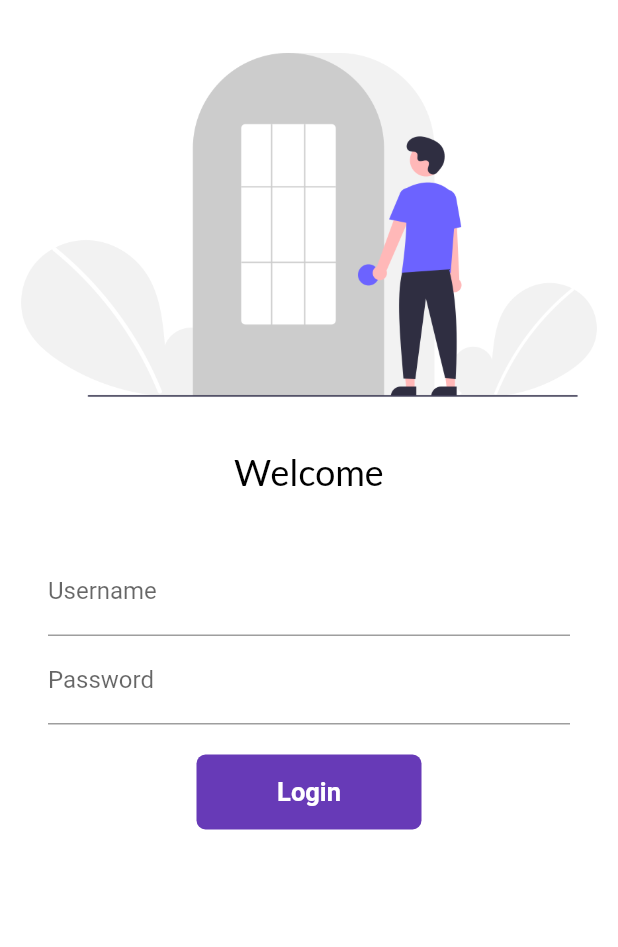
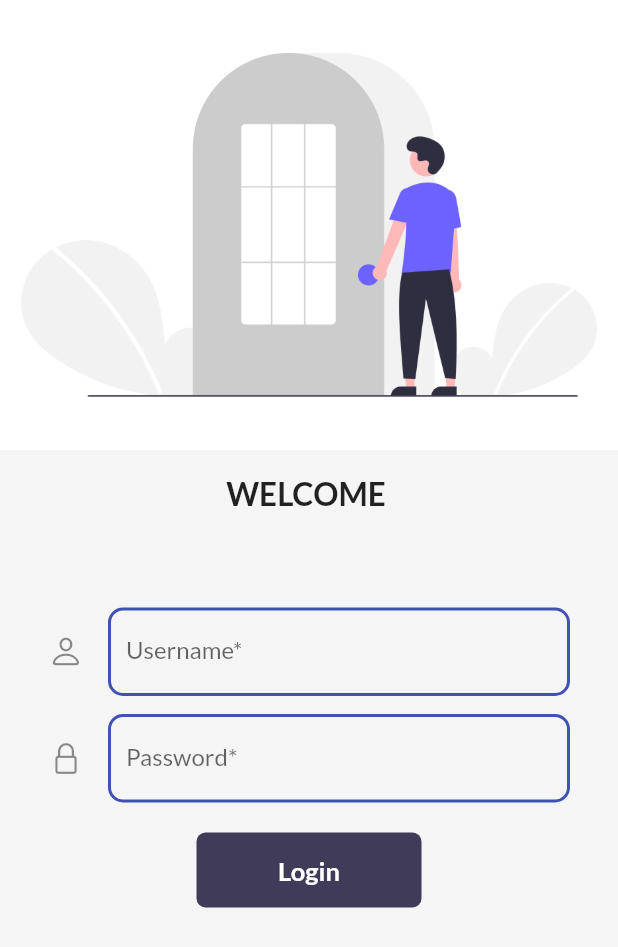
Before and after one commit to AnilKumarSahoo67/MyFlutterDemo, a Flutter app: the screen it shows after launch, on a phone screen of 412 x 824 dp. Shown: the top 947 px of the screen. Run offline on Flutter 3.47's test engine with Material 2 defaults, Android fonts, the phone set to English and light mode, and no system bars; our stand-ins replace google_fonts, shared_preferences, velocity_x; missing offline and left inert: dart:ffi.

Commit message:
commit new changes

```diff
--- a/lib/main.dart
+++ b/lib/main.dart
@@ -1,4 +1,5 @@
 import 'package:flutter/material.dart';
+import 'package:flutter_application_1/pages/cart_page.dart';
 import 'package:flutter_application_1/pages/home_page.dart';
 import 'package:flutter_application_1/pages/login_page.dart';
 import 'package:flutter_application_1/utils/MyRoutes.dart';
@@ -21,14 +22,15 @@ class MyApp extends StatelessWidget {
 
     return MaterialApp(
       home: const LoginPage(),
-      themeMode: ThemeMode.light,
+      themeMode: ThemeMode.system,
       debugShowCheckedModeBanner: true,
       theme: MyThemes.lightTheme(context),
-      darkTheme: MyThemes.darkTheme(),
+      darkTheme: MyThemes.darkTheme(context),
       routes: {
         // "/": (context) => LoginPage(),
         MyRouts.loginRoute: (context) => LoginPage(),
         MyRouts.homeRoute: (context) => HomePage(),
+        MyRouts.cartRoutes: (context) => CartPage(),
       },
     );
   }
--- a/lib/models/catalog.dart
+++ b/lib/models/catalog.dart
@@ -102,11 +102,11 @@ class CatalogModel {
   static var product = [
     Items(
         id: 1,
-        name: "Anil",
-        desc: "My name is anil",
+        name: "iPhone 14 Pro Max",
+        desc: "Apple iPhone 14 Pro Max 256 GB (Deep Purple, 6 GB RAM)",
         price: 9999,
         color: "#33505a",
         image:
-            "https://akm-img-a-in.tosshub.com/indiatoday/images/story/202211/untitled-1_0-one_one.jpg?VersionId=2UvgyBhEFLLMzztCbeFTTShGb9c33ddU")
+            "https://img3.gadgetsnow.com/gd/images/products/additional/large/G390858_View_1/mobiles/smartphones/apple-iphone-14-pro-max-256-gb-deep-purple-6-gb-ram-.jpg")
   ];
 }
--- a/lib/pages/login_page.dart
+++ b/lib/pages/login_page.dart
@@ -1,6 +1,10 @@
+import 'package:flutter/cupertino.dart';
 import 'package:flutter/material.dart';
 import 'package:flutter_application_1/pages/home_page.dart';
+import 'package:flutter_application_1/utils/Constants.dart';
 import 'package:google_fonts/google_fonts.dart';
+import 'package:velocity_x/velocity_x.dart';
+import 'package:shared_preferences/shared_preferences.dart';
 
 class LoginPage extends StatefulWidget {
   const LoginPage({super.key});
@@ -12,13 +16,14 @@ class LoginPage extends StatefulWidget {
 class _LoginPageState extends State<LoginPage> {
   String name = "";
   bool changeButton = false;
+  String userName = "";
 
   final _formKey = GlobalKey<FormState>();
 
   @override
   Widget build(BuildContext context) {
     return Material(
-      color: Colors.white,
+      color: context.canvasColor,
       child: SingleChildScrollView(
         child: Form(
           key: _formKey,
@@ -30,15 +35,7 @@ class _LoginPageState extends State<LoginPage> {
                 alignment: Alignment.center,
                 height: 300,
               ),
-              Text(
-                "Welcome $name",
-                style: TextStyle(
-                  fontFamily: GoogleFonts.lato().fontFamily,
-                  color: Colors.black,
-                  fontSize: 24,
-                ),
-                textAlign: TextAlign.center,
-              ),
+              "Welcome $name".text.xl2.uppercase.bold.make().py16(),
               const SizedBox(
                 height: 20.0,
               ),
@@ -49,22 +46,39 @@ class _LoginPageState extends State<LoginPage> {
                   children: [
                     TextFormField(
                       decoration: const InputDecoration(
-                          hintText: "Enter Username", labelText: "Username"),
+                          hintText: "Enter Username",
+                          labelText: "Username*",
+                          icon: Icon(CupertinoIcons.person),
+                          enabledBorder: OutlineInputBorder(
+                            borderSide:
+                                BorderSide(color: Colors.indigo, width: 2.0),
+                            borderRadius:
+                                BorderRadius.all(Radius.circular(10.0)),
+                          )),
                       validator: (value) {
                         if (value!.isEmpty) {
                           return "Username can not be empty";
                         }
+                        userName = value;
                         return null;
                       },
                       onChanged: (value) {
                         name = value;
                         setState(() {});
                       },
-                    ),
+                    ).py12(),
                     TextFormField(
                       obscureText: true,
                       decoration: const InputDecoration(
-                          hintText: "Enter Password", labelText: "Password"),
+                          hintText: "Enter Password",
+                          labelText: "Password*",
+                          icon: Icon(CupertinoIcons.lock),
+                          enabledBorder: OutlineInputBorder(
+                            borderSide:
+                                BorderSide(color: Colors.indigo, width: 2.0),
+                            borderRadius:
+                                BorderRadius.all(Radius.circular(10.0)),
+                          )),
                       validator: (value) {
                         if (value!.isEmpty) {
                           return "Password can not be empty";
@@ -78,7 +92,7 @@ class _LoginPageState extends State<LoginPage> {
                       height: 20.0,
                     ),
                     Material(
-                      color: Colors.deepPurple,
+                      color: context.theme.buttonColor,
                       borderRadius:
                           BorderRadius.circular(changeButton ? 25 : 6),
                       child: InkWell(
@@ -121,8 +135,8 @@ class _LoginPageState extends State<LoginPage> {
       setState(() {
         changeButton = true;
       });
+      saveUserData();
       await Future.delayed(const Duration(seconds: 1));
-      // ignore: use_build_context_synchronously
       await Navigator.push(
           context, MaterialPageRoute(builder: (context) => const HomePage()));
       setState(() {
@@ -130,4 +144,10 @@ class _LoginPageState extends State<LoginPage> {
       });
     }
   }
+
+  void saveUserData() async {
+    SharedPreferences sharedPreferences = await SharedPreferences.getInstance();
+    sharedPreferences.setString(Constants.userName, userName);
+    sharedPreferences.setBool(Constants.isLogin, true);
+  }
 }
--- /dev/null
+++ b/lib/utils/Constants.dart
@@ -0,0 +1,4 @@
+class Constants {
+  static String userName = "USER_NAME";
+  static String isLogin = "IS_LOGIN";
+}
--- a/lib/utils/MyRoutes.dart
+++ b/lib/utils/MyRoutes.dart
@@ -1,4 +1,6 @@
 class MyRouts {
   static String homeRoute = "/home";
   static String loginRoute = "/login";
+  static String homeDetailsRoutes = "/details";
+  static String cartRoutes = "/cart";
 }
--- a/lib/widgets/themes.dart
+++ b/lib/widgets/themes.dart
@@ -2,17 +2,41 @@ import 'dart:ffi';
 
 import 'package:flutter/material.dart';
 import 'package:google_fonts/google_fonts.dart';
+import 'package:velocity_x/velocity_x.dart';
 
 class MyThemes {
   static ThemeData lightTheme(BuildContext context) => ThemeData(
+      brightness: Brightness.light,
       primarySwatch: Colors.cyan,
       fontFamily: GoogleFonts.lato().fontFamily,
-      appBarTheme: AppBarTheme(color: Colors.white, elevation: 0.0),
-      iconTheme: IconThemeData(color: Colors.black),
-      textTheme: Theme.of(context).textTheme);
+      cardColor: Colors.white,
+      canvasColor: creamColor,
+      accentColor: Colors.black,
+      buttonColor: darkBluishColor,
+      appBarTheme: AppBarTheme(
+          color: Colors.white,
+          elevation: 0.0,
+          iconTheme: IconThemeData(color: Colors.black),
+          textTheme: Theme.of(context).textTheme));
 
-  static ThemeData darkTheme() => ThemeData(brightness: Brightness.dark);
+  static ThemeData darkTheme(BuildContext context) => ThemeData(
+      brightness: Brightness.dark,
+      fontFamily: GoogleFonts.lato().fontFamily,
+      cardColor: Colors.black,
+      canvasColor: darkCreamColor,
+      accentColor: Colors.white,
+      buttonColor: lightBluishColor,
+      appBarTheme: AppBarTheme(
+        color: Colors.black,
+        elevation: 0.0,
+        iconTheme: IconThemeData(color: Colors.white),
+        textTheme: Theme.of(context).textTheme,
+      ));
 
   static Color creamColor = Color(0xfff5f5f5);
+  static Color darkCreamColor = Vx.gray900;
   static Color darkBluishColor = Color(0xff403b58);
+  static Color lightBluishColor = Vx.indigo400;
+  static Color lightTextColor = Vx.white;
+  static Color darkTextColor = Color(0xff403b58);
 }
--- a/pubspec.yaml
+++ b/pubspec.yaml
@@ -36,6 +36,7 @@ dependencies:
   cupertino_icons: ^1.0.2
   google_fonts: ^4.0.3
   velocity_x: ^3.6.0
+  shared_preferences: ^2.0.11
 
 dev_dependencies:
   flutter_test:
```
Also changed, not shown: lib/pages/cart_page.dart (added, +17 -0 lines), lib/pages/home_details_page.dart (added, +89 -0 lines), lib/pages/home_page.dart (+18 -102 lines), lib/widgets/drawer.dart (+37 -9 lines), lib/widgets/home_widgets/catalog_header.dart (added, +31 -0 lines), lib/widgets/home_widgets/catalog_items.dart (added, +56 -0 lines), lib/widgets/home_widgets/catalog_list.dart (added, +29 -0 lines), pubspec.lock, 1 other file.
